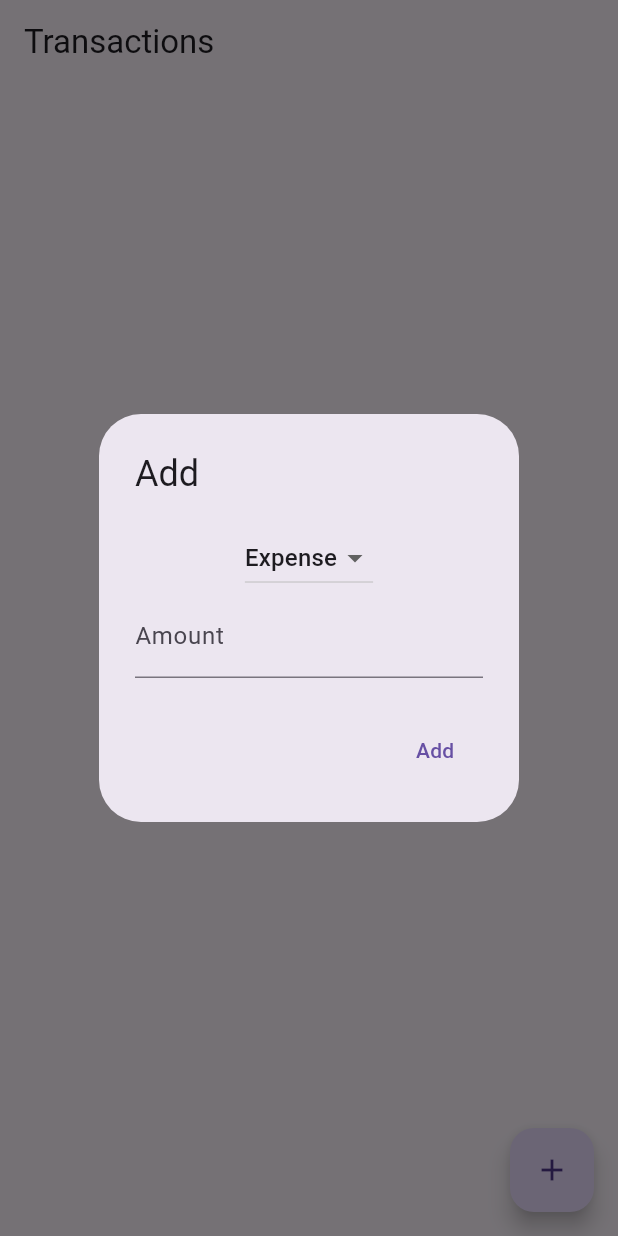
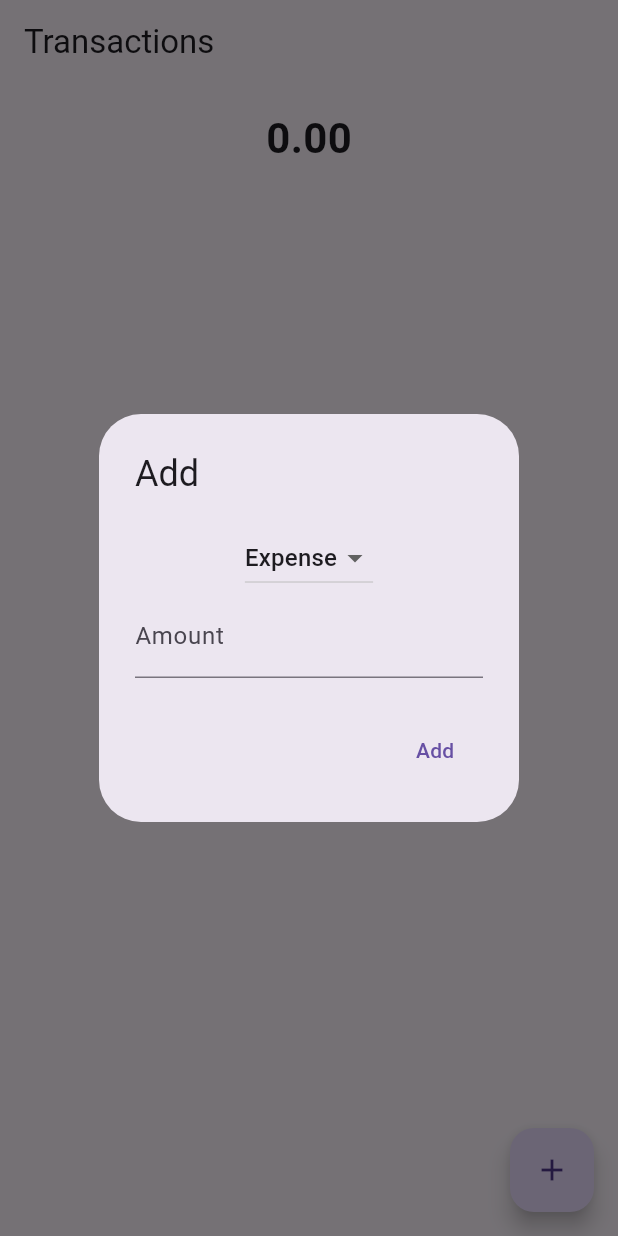
Before and after one commit to ymnavfka/mango_balance, a Flutter app: the screen it shows after launch, after a tap on the "add" icon, on a phone screen of 412 x 824 dp. Run offline on Flutter 3.47's test engine with Material 3 defaults, Android fonts, the phone set to English and light mode, and no system bars; our stand-ins replace drift, flutter_bloc; accounts and stored records are empty; generated files the repository leaves out were written again.

Commit message:
feat: add total balance display

```diff
--- a/lib/features/transactions/domain/entities/transaction.dart
+++ b/lib/features/transactions/domain/entities/transaction.dart
@@ -1,7 +1,6 @@
 import '../../../../core/enums/transaction_type.dart';
 
 class TransactionEntity {
-
   TransactionEntity({
     required this.id,
     required this.type,
--- a/lib/features/transactions/presentation/cubit/transaction_cubit.dart
+++ b/lib/features/transactions/presentation/cubit/transaction_cubit.dart
@@ -5,11 +5,10 @@ import 'transaction_state.dart';
 import '../../../../core/enums/transaction_type.dart';
 
 class TransactionCubit extends Cubit<TransactionState> {
-  final AppDatabase db;
-
   TransactionCubit(this.db) : super(TransactionState.initial()) {
     _init();
   }
+  final AppDatabase db;
 
   void _init() {
     db.watchTransactions().listen((data) {
@@ -65,4 +64,18 @@ class TransactionCubit extends Cubit<TransactionState> {
   Future<void> restoreTransaction(TransactionEntity tx, int index) async {
     await addTransaction(tx);
   }
+
+  double calculateBalance(List<TransactionEntity> transactions) {
+    double total = 0;
+
+    for (final tx in transactions) {
+      if (tx.type == TransactionType.income) {
+        total += tx.amount;
+      } else {
+        total -= tx.amount;
+      }
+    }
+
+    return total;
+  }
 }
--- a/lib/features/transactions/presentation/cubit/transaction_state.dart
+++ b/lib/features/transactions/presentation/cubit/transaction_state.dart
@@ -1,7 +1,6 @@
 import '../../domain/entities/transaction.dart';
 
 class TransactionState {
-
   TransactionState({required this.transactions});
 
   factory TransactionState.initial() {
--- a/lib/features/transactions/presentation/pages/transactions_page.dart
+++ b/lib/features/transactions/presentation/pages/transactions_page.dart
@@ -15,15 +15,32 @@ class TransactionsPage extends StatelessWidget {
       appBar: AppBar(title: const Text('Transactions')),
       body: BlocBuilder<TransactionCubit, TransactionState>(
         builder: (context, state) {
-          return ListView.builder(
+          final cubit = context.read<TransactionCubit>();
+          final balance = cubit.calculateBalance(state.transactions);
+
+          return Column(
+            children: [
+              const SizedBox(height: 16),
+
+              Text(
+                balance.toStringAsFixed(2),
+                style: const TextStyle(
+                  fontSize: 28,
+                  fontWeight: FontWeight.bold,
+                ),
+              ),
+
+              const SizedBox(height: 16),
+
+              Expanded(
+                child: ListView.builder(
                   itemCount: state.transactions.length,
                   itemBuilder: (context, index) {
                     final tx = state.transactions[index];
 
                     return Dismissible(
                       key: ValueKey(tx.id),
-                direction: DismissDirection.endToStart, // свайп справа налево
-
+                      direction: DismissDirection.endToStart,
                       onDismissed: (_) {
                         final cubit = context.read<TransactionCubit>();
 
@@ -55,7 +72,6 @@ class TransactionsPage extends StatelessWidget {
                         color: Colors.red,
                         child: const Icon(Icons.delete, color: Colors.white),
                       ),
-
                       child: ListTile(
                         title: Text(
                           '${tx.type == TransactionType.income ? "Income" : "Expense"} - ${tx.amount}',
@@ -65,6 +81,9 @@ class TransactionsPage extends StatelessWidget {
                       ),
                     );
                   },
+                ),
+              ),
+            ],
           );
         },
       ),
--- a/lib/main.dart
+++ b/lib/main.dart
@@ -12,9 +12,8 @@ void main() {
 }
 
 class MyApp extends StatelessWidget {
+  const MyApp({super.key, required this.database});
   final AppDatabase database;
-
-  const MyApp({super.key, required this.database});
 
   @override
   Widget build(BuildContext context) {
```
Also changed, not shown: lib/core/database/app_database.dart (line endings or trailing spaces), 1 other file. Lines whose indentation alone changed are shown as unchanged.
